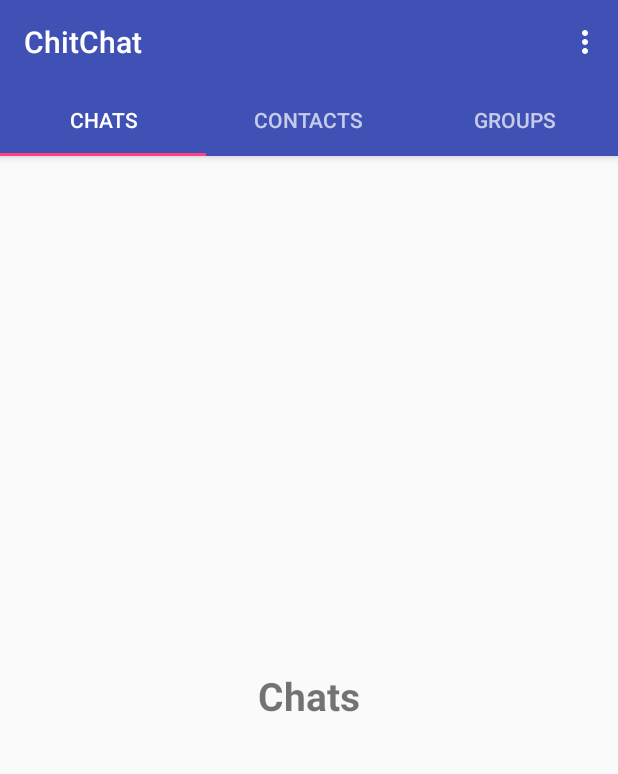
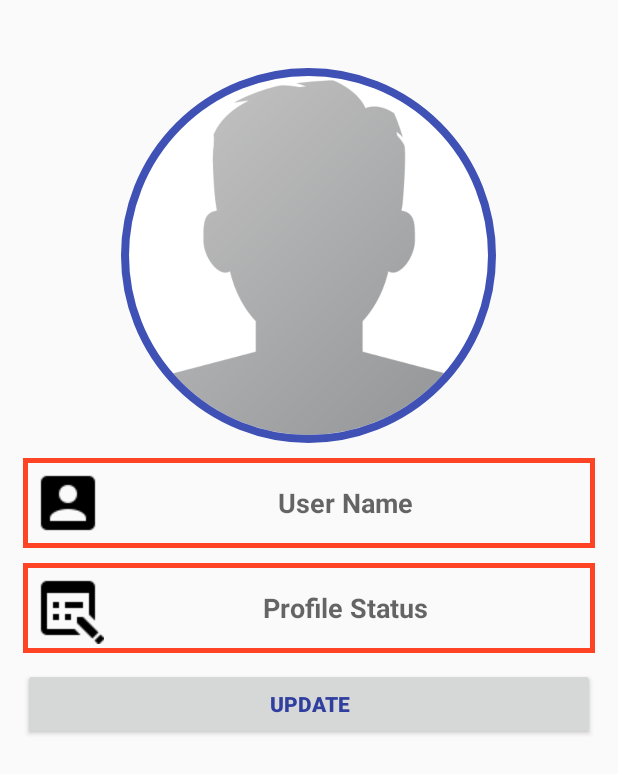
Before and after one commit to saugatchetry/ChitChat, an Android app: the screen it shows after launch once a user with an empty profile is signed in (MainActivity before the commit, SettingsActivity after it), on a phone screen of 412 x 824 dp. Shown: the top 774 px of the screen. Run offline under Robolectric (Android 15) with nearby library versions, the phone set to English and light mode, and no system bars; our stand-ins replace CircleImageView, Firebase (no records; nobody signed in at launch, a user with empty details on screens opened directly).

Commit message:
settings activity and profile update working

```diff
--- a/app/build.gradle
+++ b/app/build.gradle
@@ -28,6 +28,7 @@ dependencies {
     implementation 'com.google.firebase:firebase-database:11.8.0'
     implementation 'com.google.firebase:firebase-storage:11.8.0'
     implementation 'com.android.support:support-v4:28.0.0-rc02'
+    implementation 'de.hdodenhof:circleimageview:2.2.0'
     testImplementation 'junit:junit:4.12'
     androidTestImplementation 'com.android.support.test:runner:1.0.2'
     androidTestImplementation 'com.android.support.test.espresso:espresso-core:3.0.2'
--- a/app/src/main/java/saugatchetry/com/chitchat/MainActivity.java
+++ b/app/src/main/java/saugatchetry/com/chitchat/MainActivity.java
@@ -6,11 +6,19 @@ import android.support.v4.view.ViewPager;
 import android.support.v7.app.AppCompatActivity;
 import android.os.Bundle;
 import android.support.v7.widget.Toolbar;
+import android.util.Log;
 import android.view.Menu;
 import android.view.MenuItem;
+import android.widget.Toast;
 
 import com.google.firebase.auth.FirebaseAuth;
 import com.google.firebase.auth.FirebaseUser;
+import com.google.firebase.database.DataSnapshot;
+import com.google.firebase.database.DatabaseError;
+import com.google.firebase.database.DatabaseReference;
+import com.google.firebase.database.FirebaseDatabase;
+import com.google.firebase.database.ValueEventListener;
+
 
 public class MainActivity extends AppCompatActivity {
 
@@ -23,6 +31,8 @@ public class MainActivity extends AppCompatActivity {
     private FirebaseUser currentUser;
     private FirebaseAuth firebaseAuth;
 
+    private DatabaseReference rootReference;
+
     @Override
     protected void onCreate(Bundle savedInstanceState) {
         super.onCreate(savedInstanceState);
@@ -30,6 +40,7 @@ public class MainActivity extends AppCompatActivity {
 
         firebaseAuth = FirebaseAuth.getInstance();
         currentUser = firebaseAuth.getCurrentUser();
+        rootReference = FirebaseDatabase.getInstance().getReference();
 
         toolbar = (Toolbar) findViewById(R.id.main_page_toolbar);
         setSupportActionBar(toolbar);
@@ -50,11 +61,48 @@ public class MainActivity extends AppCompatActivity {
         if(currentUser == null){
             redirectToLoginActivity();
         }
+
+        else{
+            checkIfUserExists(); //verifyUserExistance()
+        }
+    }
+
+    private void checkIfUserExists() {
+        Log.d("Check","Executed");
+        String currentUserId = firebaseAuth.getCurrentUser().getUid();
+        rootReference.child("Users").child(currentUserId).addValueEventListener(new ValueEventListener() {
+            @Override
+            public void onDataChange(DataSnapshot dataSnapshot) {
+                if((dataSnapshot.child("name").exists())){
+                    Log.d("Test","If");
+                    Toast.makeText(MainActivity.this,"Welcome",Toast.LENGTH_SHORT).show();
+                }
+                else{
+                    Log.d("Test","Else");
+                    redirectToSettingsActivity();
+                }
+            }
+
+            @Override
+            public void onCancelled(DatabaseError databaseError) {
+
+            }
+        });
+
     }
 
     private void redirectToLoginActivity() {
         Intent intent = new Intent(MainActivity.this,LoginActivity.class);
+        intent.addFlags(Intent.FLAG_ACTIVITY_NEW_TASK | Intent.FLAG_ACTIVITY_CLEAR_TASK);
         startActivity(intent);
+        finish();
+    }
+
+    private void redirectToSettingsActivity() {
+        Intent settingsActivity = new Intent(MainActivity.this,SettingsActivity.class);
+        settingsActivity.addFlags(Intent.FLAG_ACTIVITY_NEW_TASK | Intent.FLAG_ACTIVITY_CLEAR_TASK);
+        startActivity(settingsActivity);
+        finish();
     }
 
     @Override
@@ -72,7 +120,7 @@ public class MainActivity extends AppCompatActivity {
             redirectToLoginActivity();
         }
         else if(item.getItemId() == R.id.main_settings_option){
-
+            redirectToSettingsActivity();
         }
         else if(item.getItemId() == R.id.main_find_friends_option){
 
--- /dev/null
+++ b/app/src/main/java/saugatchetry/com/chitchat/SettingsActivity.java
@@ -0,0 +1,140 @@
+package saugatchetry.com.chitchat;
+
+import android.content.Intent;
+import android.support.annotation.NonNull;
+import android.support.v7.app.AppCompatActivity;
+import android.os.Bundle;
+import android.text.TextUtils;
+import android.view.View;
+import android.widget.Button;
+import android.widget.EditText;
+import android.widget.Toast;
+
+import com.google.android.gms.tasks.OnCompleteListener;
+import com.google.android.gms.tasks.Task;
+import com.google.firebase.auth.FirebaseAuth;
+import com.google.firebase.database.DataSnapshot;
+import com.google.firebase.database.DatabaseError;
+import com.google.firebase.database.DatabaseReference;
+import com.google.firebase.database.FirebaseDatabase;
+import com.google.firebase.database.ValueEventListener;
+
+import java.util.HashMap;
+
+import de.hdodenhof.circleimageview.CircleImageView;
+
+public class SettingsActivity extends AppCompatActivity {
+
+    private Button updateSettings;
+    private EditText userName, userStatus;
+    private CircleImageView userImage;
+
+    private String currentUserId;
+
+    private FirebaseAuth firebaseAuth;
+    private DatabaseReference rootReference;
+
+    @Override
+    protected void onCreate(Bundle savedInstanceState) {
+        super.onCreate(savedInstanceState);
+        setContentView(R.layout.activity_settings);
+
+        firebaseAuth = FirebaseAuth.getInstance();
+        currentUserId = firebaseAuth.getCurrentUser().getUid();
+
+        rootReference = FirebaseDatabase.getInstance().getReference();
+        initializeUIComponents();
+
+        updateSettings.setOnClickListener(new View.OnClickListener() {
+            @Override
+            public void onClick(View view) {
+                updateSettings();
+            }
+        });
+
+        getExistingSettings(); // retrieveUserInfo()
+    }
+
+    private void getExistingSettings() {
+
+        rootReference.child("Users").child(currentUserId)
+                     .addValueEventListener(new ValueEventListener() {
+                         @Override
+                         public void onDataChange(DataSnapshot dataSnapshot) {
+                             if((dataSnapshot.exists()) && (dataSnapshot.hasChild("name") && (dataSnapshot.hasChild("image")))){
+                                 String savedUserName = dataSnapshot.child("name").getValue().toString();
+                                 String savedUserStatus = dataSnapshot.child("status").getValue().toString();
+                                 String savedProfileImage = dataSnapshot.child("image").getValue().toString();
+
+
+                                 userName.setText(savedUserName);
+                                 userStatus.setText(savedUserStatus);
+
+                             }
+                             else if((dataSnapshot.exists()) && (dataSnapshot.hasChild("name"))){
+                                 String savedUserName = dataSnapshot.child("name").getValue().toString();
+                                 String savedUserStatus = dataSnapshot.child("status").getValue().toString();
+                                 userName.setText(savedUserName);
+                                 userStatus.setText(savedUserStatus);
+                             }
+                             else{
+
+                             }
+
+                         }
+
+                         @Override
+                         public void onCancelled(DatabaseError databaseError) {
+
+                         }
+                     });
+    }
+
+
+    private void initializeUIComponents() {
+        updateSettings = (Button) findViewById(R.id.update_settings_button);
+        userName = (EditText) findViewById(R.id.set_user_name);
+        userStatus = (EditText) findViewById(R.id.set_profile_status);
+        userImage = (CircleImageView) findViewById(R.id.set_profile_image);
+    }
+
+    private void updateSettings() {
+
+        String setUserName = userName.getText().toString();
+        String setProfileStatus = userStatus.getText().toString();
+
+        if(TextUtils.isEmpty(setUserName)){
+            Toast.makeText(this, "Please set user-name", Toast.LENGTH_SHORT).show();
+        }
+        else{
+            HashMap<String,String> profileMap = new HashMap<>();
+            profileMap.put("uid",currentUserId);
+            profileMap.put("name",setUserName); //key has to be same as the firebase database
+            profileMap.put("status",setProfileStatus);
+
+            rootReference.child("Users")
+                         .child(currentUserId)
+                         .setValue(profileMap)
+                         .addOnCompleteListener(new OnCompleteListener<Void>() {
+                            @Override
+                            public void onComplete(@NonNull Task<Void> task) {
+                                if(task.isSuccessful()){
+                                    Toast.makeText(SettingsActivity.this, "Profile Updated Successfully", Toast.LENGTH_SHORT).show();
+                                    redirectToMainActivity();
+                                }
+                                else{
+                                    String error = task.getException().getMessage();
+                                    Toast.makeText(SettingsActivity.this, "Failed: "+error, Toast.LENGTH_SHORT).show();
+                                }
+                            }
+                        });
+        }
+    }
+
+    private void redirectToMainActivity(){
+        Intent mainIntent = new Intent(SettingsActivity.this, MainActivity.class);
+        mainIntent.addFlags(Intent.FLAG_ACTIVITY_NEW_TASK | Intent.FLAG_ACTIVITY_CLEAR_TASK);
+        startActivity(mainIntent);
+        finish();
+    }
+}
--- /dev/null
+++ b/app/src/main/res/layout/activity_settings.xml
@@ -0,0 +1,73 @@
+<?xml version="1.0" encoding="utf-8"?>
+<RelativeLayout xmlns:android="http://schemas.android.com/apk/res/android"
+    xmlns:app="http://schemas.android.com/apk/res-auto"
+    xmlns:tools="http://schemas.android.com/tools"
+    android:layout_width="match_parent"
+    android:layout_height="match_parent"
+    tools:context=".SettingsActivity">
+
+    <de.hdodenhof.circleimageview.CircleImageView
+        android:id="@+id/set_profile_image"
+        android:layout_width="250dp"
+        android:layout_height="250dp"
+        android:layout_alignParentTop="true"
+        android:layout_centerHorizontal="true"
+        android:layout_marginTop="45dp"
+        android:src="@drawable/profile_image"
+        app:civ_border_width="5dp"
+        app:civ_border_color="@color/colorPrimary"/>
+
+    <EditText
+        android:id="@+id/set_user_name"
+        android:layout_width="match_parent"
+        android:layout_height="wrap_content"
+        android:layout_below="@+id/set_profile_image"
+        android:inputType="textMultiLine"
+        android:hint="User Name"
+        android:textAlignment="center"
+        android:drawableStart="@drawable/edit_profile"
+        android:textColor="@color/colorPrimaryDark"
+        android:textStyle="bold"
+        android:background="@drawable/inputs"
+        android:layout_marginStart="15dp"
+        android:layout_marginEnd="15dp"
+        android:padding="6dp"
+        android:layout_marginTop="10dp"/>
+
+    <EditText
+        android:id="@+id/set_profile_status"
+        android:layout_width="match_parent"
+        android:layout_height="wrap_content"
+        android:layout_below="@+id/set_user_name"
+        android:inputType="textMultiLine"
+        android:hint="Profile Status"
+        android:textAlignment="center"
+        android:drawableStart="@drawable/edit_status"
+        android:textColor="@color/colorPrimaryDark"
+        android:textStyle="bold"
+        android:background="@drawable/inputs"
+        android:layout_marginStart="15dp"
+        android:layout_marginEnd="15dp"
+        android:padding="6dp"
+        android:layout_marginTop="10dp"/>
+
+
+    <Button
+        android:id="@+id/update_settings_button"
+        android:layout_width="match_parent"
+        android:layout_height="wrap_content"
+        android:layout_below="@+id/set_profile_status"
+
+        android:text="Update"
+        android:textAlignment="center"
+
+        android:textColor="@color/colorPrimaryDark"
+        android:textStyle="bold"
+
+        android:layout_marginStart="15dp"
+        android:layout_marginEnd="15dp"
+        android:padding="6dp"
+        android:layout_marginTop="10dp"/>
+
+
+</RelativeLayout>
```
Also changed, not shown: app/src/main/AndroidManifest.xml (+5 -2 lines), app/src/main/res/drawable/edit_profile.png (added), app/src/main/res/drawable/edit_status.png (added), app/src/main/res/drawable/email.png (added), app/src/main/res/drawable/login_photo.jpg (added), app/src/main/res/drawable/online.png (added), app/src/main/res/drawable/password.png (added), app/src/main/res/drawable/phone.png (added), app/src/main/res/drawable/profile_image.png (added), app/src/main/res/drawable/send_message.png (added), app/src/main/res/drawable/signup_photo.jpg (added).
